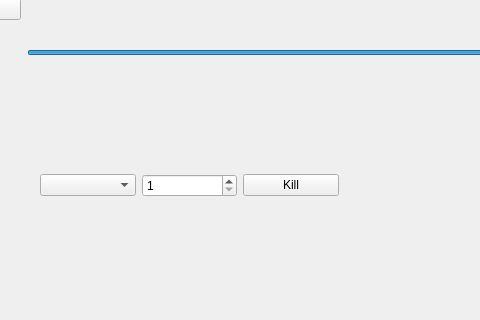
Above: EconomicEngineDebugGUI/EconomicEngineDebugGUI.ui from ZeCroque/EconomicEngine before the change; both pictures show x 321 to 801 and y 280 to 600 of the 1200 by 600 pixel window. Below: the same form after it.
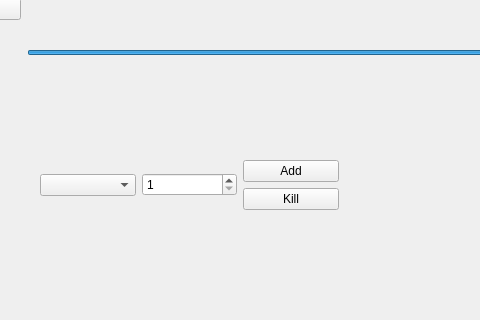
That is the form after the change. Custom widgets are drawn as their Qt base class.

```diff
--- a/EconomicEngineDebugGUI/EconomicEngineDebugGUI.ui
+++ b/EconomicEngineDebugGUI/EconomicEngineDebugGUI.ui
@@ -269,9 +269,6 @@
      </rect>
     </property>
     <layout class="QGridLayout" name="gridLayout">
-     <item row="0" column="0">
-      <widget class="QComboBox" name="cBKill"/>
-     </item>
      <item row="0" column="1">
       <widget class="QSpinBox" name="sBKill">
        <property name="minimum">
@@ -279,7 +276,19 @@
        </property>
       </widget>
      </item>
-     <item row="0" column="3">
+     <item row="0" column="0">
+      <widget class="QComboBox" name="cBKill"/>
+     </item>
+     <item row="0" column="2">
+      <layout class="QVBoxLayout" name="verticalLayout">
+       <item>
+        <widget class="QPushButton" name="pBAdd">
+         <property name="text">
+          <string>Add</string>
+         </property>
+        </widget>
+       </item>
+       <item>
       <widget class="QPushButton" name="pBKill">
        <property name="text">
         <string>Kill</string>
@@ -287,6 +296,8 @@
       </widget>
      </item>
     </layout>
+     </item>
+    </layout>
    </widget>
    <widget class="QWidget" name="gridLayoutWidget_2">
     <property name="geometry">
```
Left out of the diff: 1 changed line with no effect on the pictures. Lines whose indentation alone changed are shown as unchanged.
